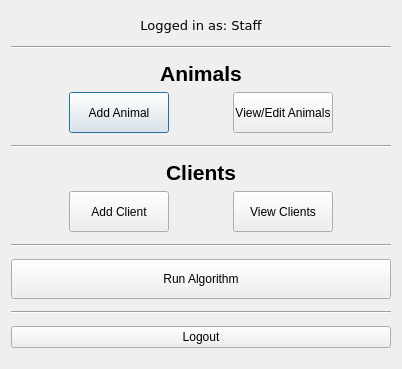
ashleefoureyes/quackjaws, file deliverable2-code/staffhomepage.ui: the form before one commit.
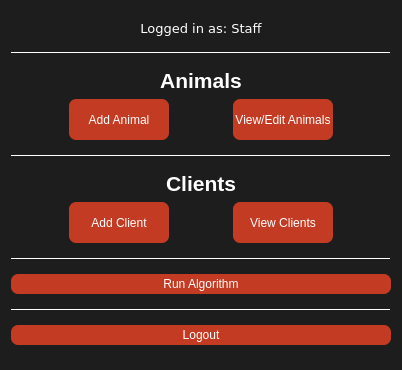
The form after the commit. Icons and pictures are not drawn.

Commit message: Draft style for MainWindow, StaffHomepage and AddAnimal

```diff
--- a/deliverable2-code/staffhomepage.ui
+++ b/deliverable2-code/staffhomepage.ui
@@ -7,17 +7,53 @@
     <x>0</x>
     <y>0</y>
     <width>402</width>
-    <height>369</height>
+    <height>370</height>
    </rect>
   </property>
   <property name="minimumSize">
    <size>
-    <width>100</width>
-    <height>0</height>
+    <width>402</width>
+    <height>370</height>
+   </size>
+  </property>
+  <property name="maximumSize">
+   <size>
+    <width>402</width>
+    <height>370</height>
    </size>
   </property>
   <property name="windowTitle">
-   <string>Dialog</string>
+   <string>Staff Homepage</string>
+  </property>
+  <property name="windowIcon">
+   <iconset resource="mainicon.qrc">
+    <normaloff>:/new/icons/cuacs_icon.png</normaloff>:/new/icons/cuacs_icon.png</iconset>
+  </property>
+  <property name="styleSheet">
+   <string notr="true">QDialog{
+background-color:#1d1d1d;
+}
+
+Line{
+color:#fff;
+}
+
+QPushButton{
+color: #fff;
+background-color:#c23b22;
+border-radius:7px;
+min-height: 20px;
+}
+
+QPushButton:hover{
+color:ccc;
+border-color:#2d89ef;
+border-width:2px;
+}
+
+QLabel{
+color: #ffffff
+}</string>
   </property>
   <layout class="QVBoxLayout" name="verticalLayout_3">
    <item>
@@ -50,6 +86,18 @@
    </item>
    <item>
     <widget class="Line" name="line">
+     <property name="minimumSize">
+      <size>
+       <width>0</width>
+       <height>1</height>
+      </size>
+     </property>
+     <property name="maximumSize">
+      <size>
+       <width>16777215</width>
+       <height>1</height>
+      </size>
+     </property>
      <property name="lineWidth">
       <number>1</number>
      </property>
@@ -90,7 +138,7 @@
          <property name="minimumSize">
           <size>
            <width>100</width>
-           <height>41</height>
+           <height>20</height>
           </size>
          </property>
          <property name="maximumSize">
@@ -109,7 +157,7 @@
          <property name="minimumSize">
           <size>
            <width>100</width>
-           <height>41</height>
+           <height>20</height>
           </size>
          </property>
          <property name="maximumSize">
@@ -129,6 +177,18 @@
    </item>
    <item>
     <widget class="Line" name="line_2">
+     <property name="minimumSize">
+      <size>
+       <width>0</width>
+       <height>1</height>
+      </size>
+     </property>
+     <property name="maximumSize">
+      <size>
+       <width>16777215</width>
+       <height>1</height>
+      </size>
+     </property>
      <property name="orientation">
       <enum>Qt::Horizontal</enum>
      </property>
@@ -166,7 +226,7 @@
          <property name="minimumSize">
           <size>
            <width>100</width>
-           <height>25</height>
+           <height>20</height>
           </size>
          </property>
          <property name="maximumSize">
@@ -185,7 +245,7 @@
          <property name="minimumSize">
           <size>
            <width>100</width>
-           <height>41</height>
+           <height>20</height>
           </size>
          </property>
          <property name="maximumSize">
@@ -205,6 +265,18 @@
    </item>
    <item>
     <widget class="Line" name="line_4">
+     <property name="minimumSize">
+      <size>
+       <width>0</width>
+       <height>1</height>
+      </size>
+     </property>
+     <property name="maximumSize">
+      <size>
+       <width>16777215</width>
+       <height>1</height>
+      </size>
+     </property>
      <property name="orientation">
       <enum>Qt::Horizontal</enum>
      </property>
@@ -215,7 +287,7 @@
      <property name="minimumSize">
       <size>
        <width>0</width>
-       <height>40</height>
+       <height>20</height>
       </size>
      </property>
      <property name="text">
@@ -225,6 +297,18 @@
    </item>
    <item>
     <widget class="Line" name="line_3">
+     <property name="minimumSize">
+      <size>
+       <width>0</width>
+       <height>1</height>
+      </size>
+     </property>
+     <property name="maximumSize">
+      <size>
+       <width>16777215</width>
+       <height>1</height>
+      </size>
+     </property>
      <property name="orientation">
       <enum>Qt::Horizontal</enum>
      </property>
```
Left out of the diff: 4 changed lines with no effect on the pictures. The commit also changes 7 other files.
